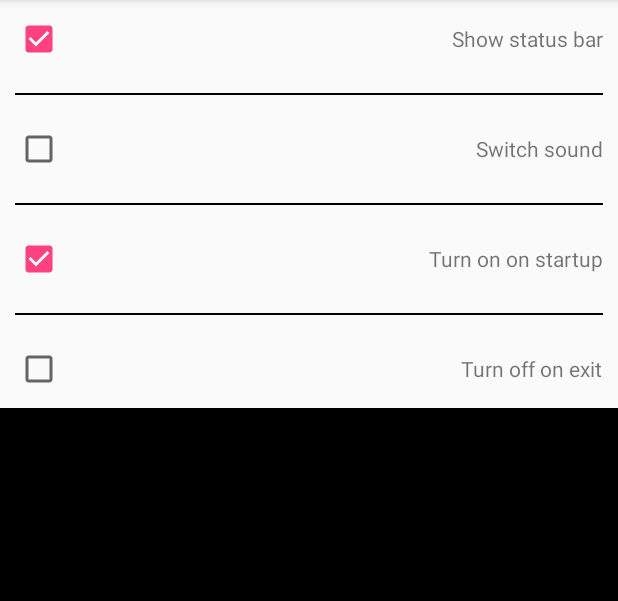
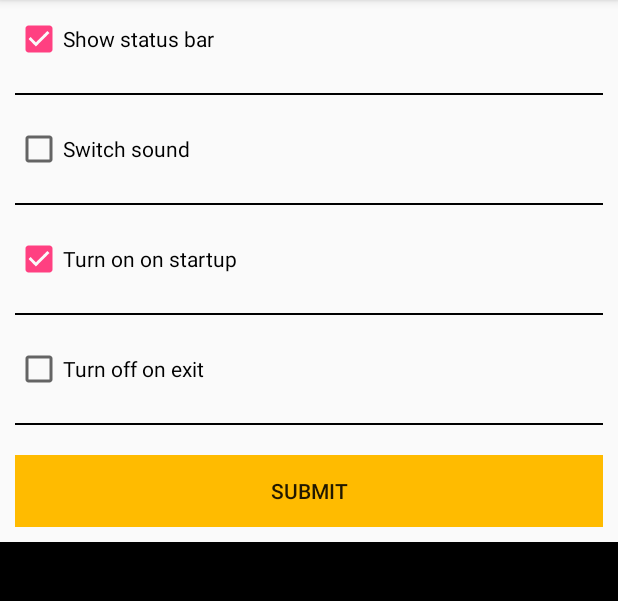
Before and after one commit to muradianartem/fllght, an Android app: the screen it shows after launch (SettingsActivity), in the options menu, after a tap on "Settings", on a phone screen of 412 x 824 dp, the part 84-685 px from its top. Run offline under Robolectric (Android 15) with nearby library versions, the phone set to English and light mode, and no system bars; our stand-ins replace AdMob; 1 statement that could not run was skipped.

Commit message:
added button submit

```diff
--- a/app/build.gradle
+++ b/app/build.gradle
@@ -1,10 +1,11 @@
 apply plugin: 'com.android.application'
+apply plugin: 'com.google.gms.google-services'
 
 android {
     compileSdkVersion 28
     buildToolsVersion "28.0.3"
     defaultConfig {
-        applicationId "ldemyanenko.com.flashlight"
+        applicationId "tambowskip.com.flashlight"
         minSdkVersion 15
         targetSdkVersion 28
         versionCode 1
@@ -21,9 +22,12 @@ android {
 
 dependencies {
     implementation fileTree(dir: 'libs', include: ['*.jar'])
+    implementation 'com.google.firebase:firebase-core:16.0.8'
     androidTestImplementation('com.android.support.test.espresso:espresso-core:2.2.2', {
         exclude group: 'com.android.support', module: 'support-annotations'
     })
     implementation 'com.android.support:appcompat-v7:28.0.0'
+    implementation 'com.google.android.gms:play-services-ads:17.2.0'
+    implementation 'com.google.android.ads.consent:consent-library:1.0.6'
     testImplementation 'junit:junit:4.12'
 }
--- a/app/src/main/java/tambowskip/com/flashlight/App.java
+++ b/app/src/main/java/tambowskip/com/flashlight/App.java
@@ -1,8 +1,4 @@
-package ldemyanenko.com.flashlight;
-
-/**
- * Created by ldemyanenko on 07.03.2017.
- */
+package tambowskip.com.flashlight;
 
 import android.content.Context;
 import android.content.SharedPreferences;
--- a/app/src/main/java/tambowskip/com/flashlight/FlashLightAPI21.java
+++ b/app/src/main/java/tambowskip/com/flashlight/FlashLightAPI21.java
@@ -1,4 +1,4 @@
-package ldemyanenko.com.flashlight;
+package tambowskip.com.flashlight;
 
 import android.annotation.TargetApi;
 import android.app.Activity;
@@ -10,10 +10,7 @@ import android.hardware.camera2.CameraAccessException;
 import android.hardware.camera2.CameraManager;
 import android.media.MediaPlayer;
 import android.os.Build;
-import android.util.Log;
 import android.view.View;
-
-import java.util.List;
 
 /**
  * Created by ldemyanenko on 07.03.2017.
--- a/app/src/main/java/tambowskip/com/flashlight/FlashLightInterface.java
+++ b/app/src/main/java/tambowskip/com/flashlight/FlashLightInterface.java
@@ -1,7 +1,6 @@
-package ldemyanenko.com.flashlight;
+package tambowskip.com.flashlight;
 
 import android.app.Activity;
-import android.support.v7.app.AppCompatActivity;
 
 /**
  * Created by ldemyanenko on 16.03.2017.
--- a/app/src/main/java/tambowskip/com/flashlight/MainActivity.java
+++ b/app/src/main/java/tambowskip/com/flashlight/MainActivity.java
@@ -1,4 +1,4 @@
-package ldemyanenko.com.flashlight;
+package tambowskip.com.flashlight;
 
 import android.app.PendingIntent;
 import android.content.BroadcastReceiver;
@@ -7,8 +7,8 @@ import android.content.Intent;
 import android.content.IntentFilter;
 import android.content.pm.ActivityInfo;
 import android.content.res.Configuration;
+import android.os.Bundle;
 import android.support.v7.app.AppCompatActivity;
-import android.os.Bundle;
 import android.util.Log;
 import android.view.Menu;
 import android.view.MenuInflater;
@@ -16,11 +16,20 @@ import android.view.MenuItem;
 import android.view.View;
 import android.widget.ImageView;
 
+import com.google.android.gms.ads.AdRequest;
+import com.google.android.gms.ads.AdView;
+import com.google.android.gms.ads.MobileAds;
+import com.google.firebase.analytics.FirebaseAnalytics;
+
+
 
 public class MainActivity extends AppCompatActivity {
     private static final String KEY_FLASHLIGHT_ON = "KEY_FLASHLIGHT_ON";
     private static final String BROADCAST_ACTION = "BROADCAST_ACTION";
     private static final String KEY_FLASH_BUTTON_CLICK = "KEY_FLASH_BUTTON_CLICK";
+
+    private AdView mAdView;
+    private FirebaseAnalytics mFirebaseAnalytics;
 
     private App appSettings;
     private FlashLightInterface flashlight;
@@ -42,6 +51,8 @@ public class MainActivity extends AppCompatActivity {
 //        }
         appSettings=App.getInstance(getApplicationContext());
         flashlight=App.getFlashlightInstance(getApplicationContext());
+        // Obtain the FirebaseAnalytics instance.
+        mFirebaseAnalytics = FirebaseAnalytics.getInstance(this);
 
         flashlight.getCamera();
         if(savedInstanceState!=null){
@@ -102,8 +113,11 @@ public class MainActivity extends AppCompatActivity {
         Log.d("broadcastReceiver","register");
 
 
+        MobileAds.initialize(this, "ca-app-pub-9296603406231808~1191834305");
 
-
+        mAdView = findViewById(R.id.adView);
+        AdRequest adRequest = new AdRequest.Builder().build();
+        mAdView.loadAd(adRequest);
     }
 
     private void checkSettingsAndTurnOnFlashlightOnStart() {
@@ -145,6 +159,7 @@ public class MainActivity extends AppCompatActivity {
         setBlackWhiteScreen();
         setupFlashlightTypeIcons();
         toggleButtonImage();
+
     }
 
     private void setupFlashlightTypeIcons() {
--- a/app/src/main/java/tambowskip/com/flashlight/NotificationUtils.java
+++ b/app/src/main/java/tambowskip/com/flashlight/NotificationUtils.java
@@ -1,4 +1,4 @@
-package ldemyanenko.com.flashlight;
+package tambowskip.com.flashlight;
 
 import android.app.Activity;
 import android.app.NotificationManager;
--- a/app/src/main/java/tambowskip/com/flashlight/SettingsActivity.java
+++ b/app/src/main/java/tambowskip/com/flashlight/SettingsActivity.java
@@ -1,4 +1,4 @@
-package ldemyanenko.com.flashlight;
+package tambowskip.com.flashlight;
 
 import android.content.pm.ActivityInfo;
 import android.content.res.Configuration;
--- /dev/null
+++ b/app/src/main/res/drawable/btn_color.xml
@@ -0,0 +1,5 @@
+<?xml version="1.0" encoding="utf-8"?>
+
+<shape xmlns:android="http://schemas.android.com/apk/res/android">
+    <solid android:color="#FFBB00" />
+</shape>
--- a/app/src/main/res/layout/activity_settings.xml
+++ b/app/src/main/res/layout/activity_settings.xml
@@ -2,6 +2,10 @@
 <LinearLayout xmlns:android="http://schemas.android.com/apk/res/android"
     android:orientation="vertical" android:layout_width="match_parent"
     android:layout_height="match_parent">
+    <LinearLayout
+        android:layout_width="match_parent"
+        android:layout_height="wrap_content">
+    </LinearLayout>
     <FrameLayout
         android:layout_width="match_parent"
         android:layout_height="wrap_content"
@@ -11,13 +15,10 @@
         android:id="@+id/showStatusBar"
         android:layout_gravity="center_vertical|left"
 
-        android:layout_width="wrap_content"
-        android:layout_height="wrap_content" />
-        <TextView
-            android:layout_width="wrap_content"
-            android:layout_height="wrap_content"
-            android:layout_gravity="center_vertical|right"
-            android:text="@string/status_bar"/>
+        android:layout_width="match_parent"
+        android:layout_height="wrap_content"
+        android:text="@string/status_bar"/>
+
     </FrameLayout>
     <View
         android:layout_width="match_parent"
@@ -33,12 +34,8 @@
         <CheckBox
             android:id="@+id/switchSound"
             android:layout_gravity="center_vertical|left"
-            android:layout_width="wrap_content"
-            android:layout_height="wrap_content" />
-        <TextView
-            android:layout_width="wrap_content"
+            android:layout_width="match_parent"
             android:layout_height="wrap_content"
-            android:layout_gravity="center_vertical|right"
             android:text="@string/play_sounds"/>
     </FrameLayout>
     <View
@@ -55,12 +52,8 @@
         <CheckBox
             android:id="@+id/turnOnAtStartup"
             android:layout_gravity="center_vertical|left"
-            android:layout_width="wrap_content"
-            android:layout_height="wrap_content" />
-        <TextView
-            android:layout_width="wrap_content"
+            android:layout_width="match_parent"
             android:layout_height="wrap_content"
-            android:layout_gravity="center_vertical|right"
             android:text="@string/on_on_startup"/>
     </FrameLayout>
     <View
@@ -77,14 +70,30 @@
         <CheckBox
             android:id="@+id/turnOffAtExit"
             android:layout_gravity="center_vertical|left"
-            android:layout_width="wrap_content"
-            android:layout_height="wrap_content" />
-        <TextView
-            android:layout_width="wrap_content"
+            android:layout_width="match_parent"
             android:layout_height="wrap_content"
-            android:layout_gravity="center_vertical|right"
             android:text="@string/off_on_destroy"/>
     </FrameLayout>
+    <View
+        android:layout_width="match_parent"
+        android:layout_height="1dp"
+        android:layout_margin="10dp"
+        android:background="@color/black">
+    </View>
+    <LinearLayout
+        android:layout_margin="10dp"
+        android:layout_width="match_parent"
+        android:layout_height="wrap_content">
+
+        <Button
+            android:id="@+id/button_back_setting"
+            android:layout_width="match_parent"
+            android:layout_height="match_parent"
+            android:layout_gravity="fill_horizontal"
+            android:background="@drawable/btn_color"
+            android:text="@string/button_back_setting" />
+
+    </LinearLayout>
 <View
     android:layout_width="match_parent"
     android:layout_height="match_parent"
--- a/app/src/main/res/values/strings.xml
+++ b/app/src/main/res/values/strings.xml
@@ -9,4 +9,5 @@
     <string name="error">Error</string>
     <string name="dont_support_message">Sorry, your device doesn\'t support flash light!</string>
     <string name="ok">OK</string>
+    <string name="button_back_setting">Submit</string>
 </resources>
--- a/build.gradle
+++ b/build.gradle
@@ -7,6 +7,7 @@ buildscript {
     }
     dependencies {
         classpath 'com.android.tools.build:gradle:3.3.0'
+        classpath 'com.google.gms:google-services:4.2.0'
 
         // NOTE: Do not place your application dependencies here; they belong
         // in the individual module build.gradle files
@@ -15,6 +16,7 @@ buildscript {
 
 allprojects {
     repositories {
+        google()
         jcenter()
         maven {
             url "https://maven.google.com"
```
Also changed, not shown: app/src/main/AndroidManifest.xml (+9 -5 lines), app/src/main/java/tambowskip/com/flashlight/FlashLight.java (+1 -10 lines), app/src/main/res/layout/activity_main.xml (+11 -2 lines), 2 other files.
